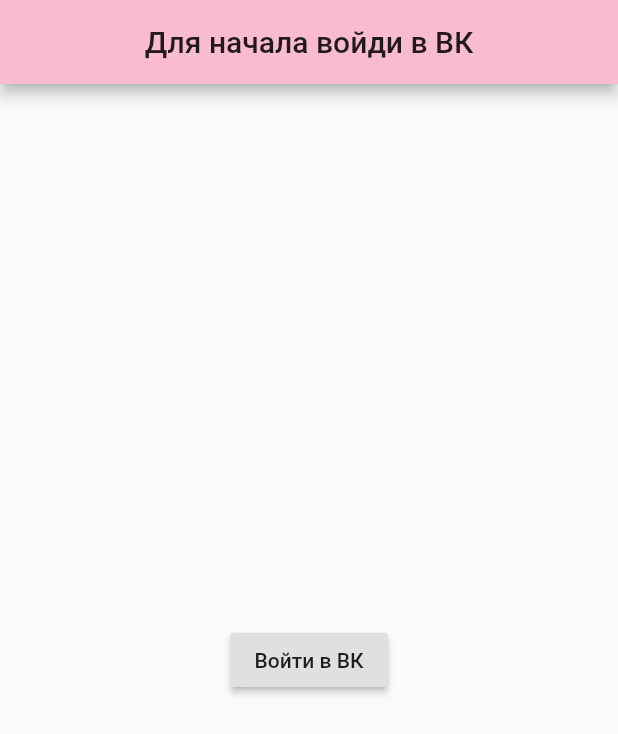
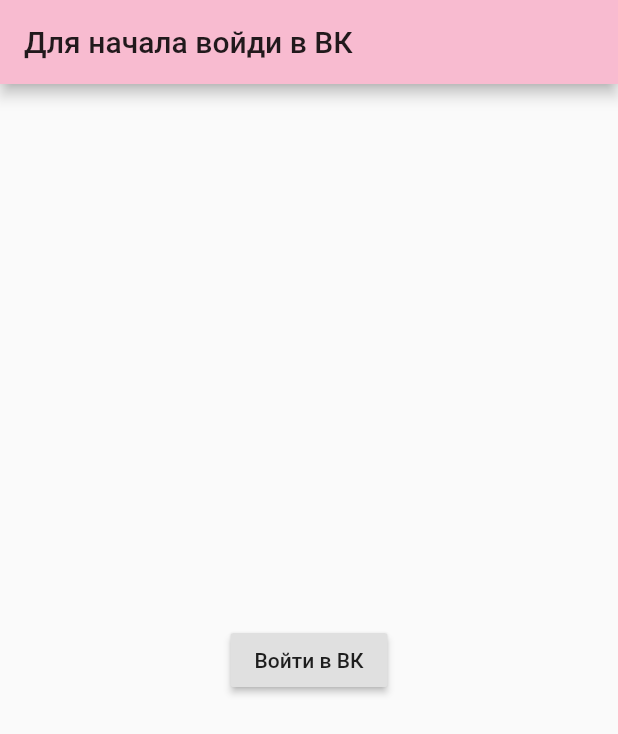
Before and after one commit to potykion/rptp-mobile, a Flutter app: the screen it shows after launch, on a phone screen of 412 x 824 dp. Shown: the top 734 px of the screen. Run offline on Flutter 3.47's test engine with Material 2 defaults, Android fonts, the phone set to English and light mode, and no system bars; our stand-ins replace bloc, flutter_bloc, flutter_dotenv; missing offline and left inert: flutter_webview_plugin; generated files the repository leaves out were written again.

```diff
--- a/lib/main.dart
+++ b/lib/main.dart
@@ -17,6 +17,8 @@ class MyApp extends StatelessWidget {
           theme: ThemeData(
             primaryColor: Colors.pink[100],
             accentColor: Colors.pink[100],
+            cursorColor: Colors.black,
+            textSelectionHandleColor: Colors.black,
           ),
         ),
         providers: [
@@ -30,12 +32,12 @@ class VideosPage extends StatelessWidget {
   Widget build(BuildContext context) => BlocBuilder<VKBloc, VKState>(
         builder: (context, state) => Scaffold(
           appBar: AppBar(
-            title: Text(
-              state.accessToken == null
-                  ? "Для начала войди в ВК"
-                  : state.videoQuery ?? 'Нажми "Загрузить видео"',
-            ),
-            centerTitle: true,
+            title: state.accessToken == null
+                ? Text("Для начала войди в ВК")
+                : state.videoQuery == null
+                    ? Text('Нажми "Загрузить видео"')
+                    : VKVideoQueryInput(initialQuery: state.videoQuery),
+//            centerTitle: true,
           ),
           body: state.accessToken != null
               ? buildVideoListView()
@@ -68,8 +70,7 @@ class VideosPage extends StatelessWidget {
 
   Widget buildVideoListView() => BlocBuilder<VKBloc, VKState>(
         builder: (context, state) => OrientationBuilder(
-          builder: (context, orientation) =>
-              orientation == Orientation.portrait
+          builder: (context, orientation) => orientation == Orientation.portrait
               ? ListView.builder(
                   itemBuilder: (context, index) =>
                       VKVideoCard(video: state.videos[index]),
@@ -78,9 +79,8 @@ class VideosPage extends StatelessWidget {
               : GridView.count(
                   crossAxisCount: 2,
                   childAspectRatio: 1.75,
-                      children: state.videos
-                          .map((v) => VKVideoCard(video: v))
-                          .toList(),
+                  children:
+                      state.videos.map((v) => VKVideoCard(video: v)).toList(),
                 ),
         ),
       );
```
Also changed, not shown: lib/vk.dart (+39 -0 lines). Lines whose indentation alone changed are shown as unchanged.
